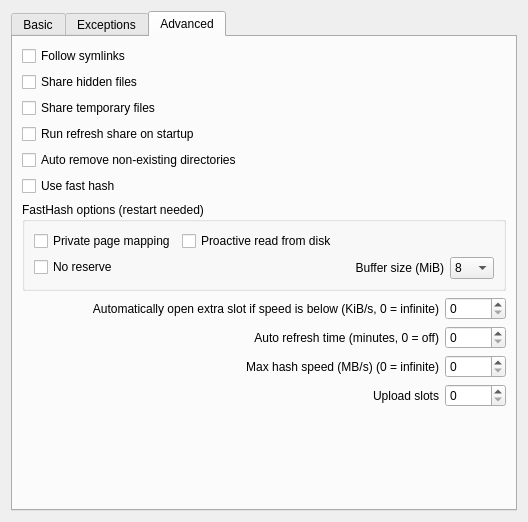
Before: the Qt Designer form eiskaltdcpp-qt/ui/UISettingsSharing.ui in eiskaltdcpp/eiskaltdcpp, drawn with Qt 5.
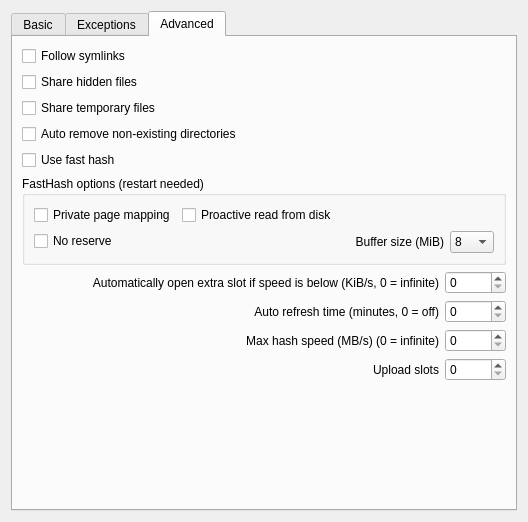
After: the same form once the commit is applied. The open tabs and pages were chosen to show the change.

Commit message: Core: 	* fix empty share on start

Patch:
```diff
--- a/eiskaltdcpp-qt/ui/UISettingsSharing.ui
+++ b/eiskaltdcpp-qt/ui/UISettingsSharing.ui
@@ -240,17 +240,6 @@
          </property>
         </widget>
        </item>
-       <item>
-        <widget class="QCheckBox" name="checkBox_REFRESH_ON_STARTUP">
-         <property name="toolTip">
-          <string>If with uncheck this you will leave the client until the update
-share is complete, share at follow-up activities start nulled.</string>
-         </property>
-         <property name="text">
-          <string>Run refresh share on startup</string>
-         </property>
-        </widget>
-       </item>
        <item>
         <widget class="QCheckBox" name="checkBox_AUTOREMOVE">
          <property name="text">
```
The commit also changes 7 other files.
